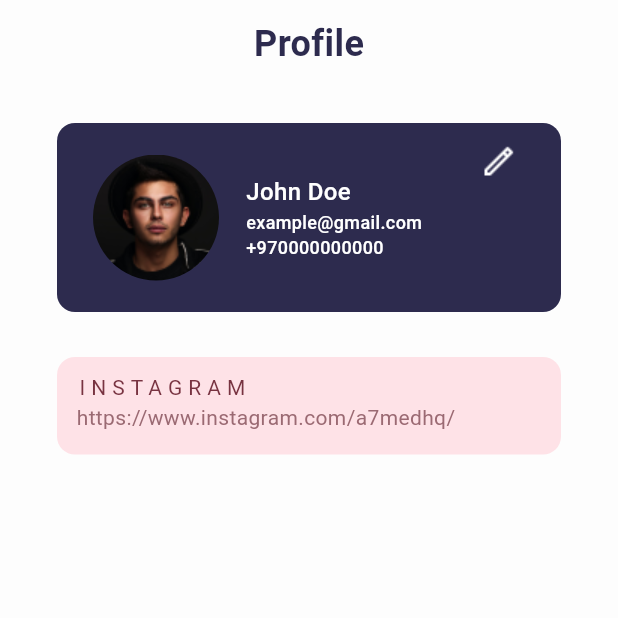
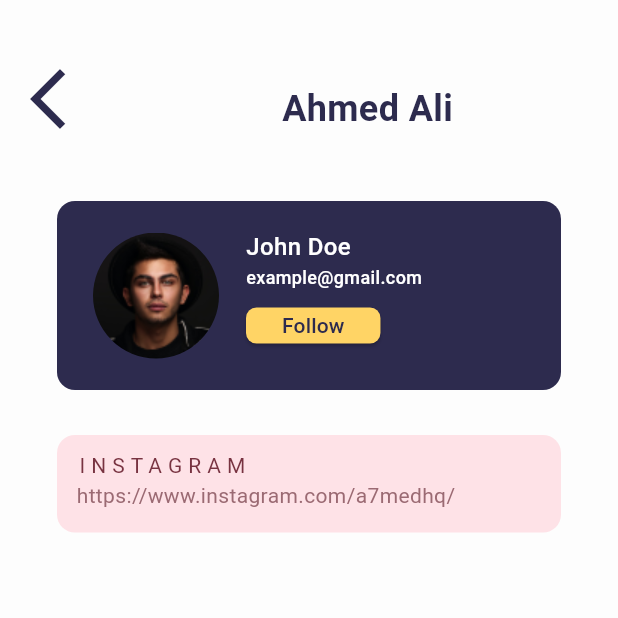
Before and after one commit to nasseryazgi/Betweener, a Flutter app: the screen it shows after launch, on a phone screen of 412 x 824 dp, the top half of it. Run offline on Flutter 3.47's test engine with Material 2 defaults, Android fonts, the phone set to English and light mode, and no system bars; our stand-ins replace flutter_svg, font_awesome_flutter; project files that could hold a hidden picture were left out.

```diff
--- a/lib/core/util/assets.dart
+++ b/lib/core/util/assets.dart
@@ -3,6 +3,7 @@ class AssetsData {
   static const authImage = 'assets/imgs/auth.svg';
   static const qrImage = 'assets/imgs/qr_code.png';
   static const profileImage = 'assets/imgs/person.png';
+  static const vector = 'assets/imgs/Vector.svg';
 
 
 
--- /dev/null
+++ b/lib/features/freind_profile/friend_profile.dart
@@ -0,0 +1,89 @@
+import 'package:bootcamp_starter/core/util/assets.dart';
+import 'package:bootcamp_starter/core/util/styles.dart';
+import 'package:bootcamp_starter/features/profile/widgets/custom_link_card.dart';
+import 'package:flutter/material.dart';
+
+import 'widgets/profiel card.dart';
+
+
+
+class Friendprofile extends StatefulWidget {
+  static String id = '/friendprofile';
+
+  const Friendprofile({super.key});
+
+  @override
+  State<Friendprofile> createState() => _FriendprofileState();
+}
+
+class _FriendprofileState extends State<Friendprofile> {
+
+  double containerWidth = 0.0;
+  bool showIcons = false;
+
+
+  @override
+  Widget build(BuildContext context) {
+    return  SafeArea(
+
+      child: Scaffold(
+        body: Container(
+          width: double.infinity,
+          child: Column(
+
+            //  crossAxisAlignment: CrossAxisAlignment.center,
+            children: [
+              //comm:frit item: Profile word
+
+              Row(
+                children: [
+
+                 Padding(
+                   padding: const EdgeInsets.only(top: 34 , ),
+                   child: IconButton(onPressed: (){}, icon: Icon(Icons.arrow_back_ios_new , color: Color(0xFF2D2B4E
+                   ) ,size: 48,)),
+                 ),
+
+                  Padding(
+                    padding: const EdgeInsets.only(  left: 124,top: 47 ),
+                    child: Text('Ahmed Ali',style: Styles.textStyle15, ),
+                  ),
+                ],
+              ),
+              //comm:frit item: Profile Card
+              SizedBox(height: 36,),
+
+              FriendProfileCard( email: 'example@gmail.com',
+                name: 'John Doe',
+                ),
+
+
+
+
+
+              //comm:SecondItem:link card
+              //
+              SizedBox(height: 30,),
+
+              CustomLinkCard(
+                mainTitleStyle:Styles.textStyle18,
+                mainTitleText: 'INSTAGRAM',
+                theLinkText: 'https://www.instagram.com/a7medhq/',
+                theLinkTextStyle: Styles.textStyle19,
+
+              ),
+
+              SizedBox(height: 24,),
+
+
+
+
+
+
+            ],
+          ),
+        ),
+      ),
+    );
+  }
+}
--- /dev/null
+++ b/lib/features/freind_profile/widgets/profiel card.dart
@@ -0,0 +1,91 @@
+import 'package:flutter/material.dart';
+
+import '../../../core/util/assets.dart';
+import '../../../core/util/constants.dart';
+import '../../../core/util/constants_sizes.dart';
+import '../../../core/util/styles.dart';
+
+class FriendProfileCard  extends StatelessWidget {
+  final String name;
+  final String email;
+
+  FriendProfileCard({
+    required this.name,
+    required this.email,
+
+    //required this.phone,
+  });
+
+  @override
+  Widget build(BuildContext context) {
+    return Container(
+        padding: EdgeInsets.only(
+          //  top: 12,
+          right: 15,
+          left: 24,
+          // bottom: 21
+        ),
+        height: kProfileCardHeigh,
+        width: double.infinity,
+        margin: EdgeInsets.only(left: 38, right: 38),
+        decoration: BoxDecoration(
+            borderRadius: BorderRadius.circular(kProfileCardRadius),
+            color: kPrimaryColor),
+        child: Container(
+          child: Stack(
+            children: [
+              Row(
+                children: [
+                  //comm:firs item : Image
+                  ClipRRect(
+                    borderRadius: BorderRadius.circular(50),
+                    child: Container(
+                      child: Image(
+                        image: AssetImage(AssetsData.profileImage),
+                      ),
+                    ),
+                  ),
+
+                  //comm:second item: column
+                  Container(
+                    margin: EdgeInsets.only(left: 18),
+                    child: Column(
+                      mainAxisAlignment: MainAxisAlignment.center,
+                      crossAxisAlignment: CrossAxisAlignment.start,
+                      children: [
+                        Text(
+                          this.name,
+                          style: Styles.textStyle16,
+                        ),
+                        Text(
+                          this.email,
+                          style: Styles.textStyle17,
+                        ),
+                        ElevatedButton(
+                          onPressed: () {},
+                          child: Text('Follow', style: Styles.textStyle14),
+                          style: ElevatedButton.styleFrom(
+                              backgroundColor:  Color(0xFFFFD465),
+                            shape: RoundedRectangleBorder(borderRadius: BorderRadius.circular(7)),
+                            minimumSize: Size(66, 24),
+                        ))
+                      ],
+                    ),
+                  ),
+
+                  /*
+            //comm:third item: Edit Icon
+            Container(
+              margin: EdgeInsets.only(top: 24),
+              child: ImageIcon(
+                AssetImage(AssetsData.editIcon),
+              ),
+            )
+      */
+                ],
+              ),
+            ],
+          ),
+        ));
+  }
+}
--- a/lib/main.dart
+++ b/lib/main.dart
@@ -1,6 +1,7 @@
 import 'package:bootcamp_starter/features/active_share/receive_view.dart';
 import 'package:bootcamp_starter/features/auth/login_view.dart';
 import 'package:bootcamp_starter/features/auth/register_view.dart';
+import 'package:bootcamp_starter/features/freind_profile/friend_profile.dart';
 import 'package:bootcamp_starter/features/home/home_view.dart';
 import 'package:bootcamp_starter/features/main_app/main_app_view.dart';
 import 'package:bootcamp_starter/features/onbording/onbording_view.dart';
@@ -31,7 +32,7 @@ class MyApp extends StatelessWidget {
                 color: kPrimaryColor),
           ),
           scaffoldBackgroundColor: kScaffoldColor),
-      home: const ProfileView(),
+      home: const Friendprofile(),
       routes: {
         LoginView.id: (context) => LoginView(),
         RegisterView.id: (context) => RegisterView(),
@@ -39,6 +40,7 @@ class MyApp extends StatelessWidget {
         MainAppView.id: (context) => const MainAppView(),
         ProfileView.id: (context) => const ProfileView(),
         ReceiveView.id: (context) => const ReceiveView(),
+        Friendprofile.id: (context) => Friendprofile(),
       },
     );
   }
```
Also changed, not shown: assets/imgs/Vector.svg (added), pubspec.lock.
